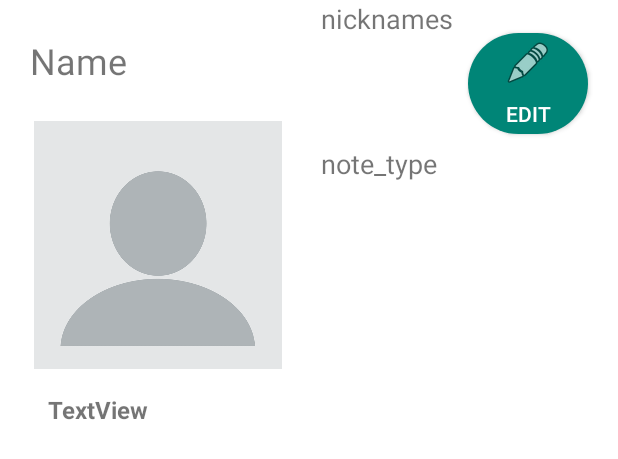
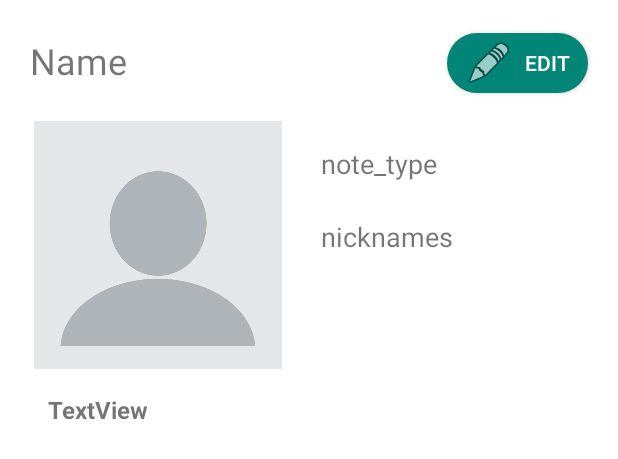
Before and after one commit to ajsnarr98/LinkNotes, an Android app: the layout item_viewnote_details.xml on its own in the app's theme, with its tools: preview values and no code run, on a phone screen of 412 x 824 dp. Shown: the top 459 px of the screen. Run offline under Robolectric (Android 15) with nearby library versions, the phone set to English and light mode, and no system bars.

Commit message:
updated edit button (#36)

```diff
--- a/app/src/main/res/layout/item_viewnote_details.xml
+++ b/app/src/main/res/layout/item_viewnote_details.xml
@@ -62,7 +62,7 @@
         app:layout_constraintEnd_toEndOf="parent"
         app:layout_constraintHorizontal_bias="0.0"
         app:layout_constraintStart_toEndOf="@+id/profile_image"
-        app:layout_constraintTop_toBottomOf="@+id/notetype"
+        app:layout_constraintTop_toBottomOf="@+id/note_type"
         tools:text="nicknames"/>
 
     <Button
@@ -75,7 +75,7 @@
         android:drawablePadding="6dp"
         android:gravity="center"
         android:text="@string/viewnote_editbtn"
-        android:drawableTop="@android:drawable/ic_menu_edit"
+        android:drawableLeft="@android:drawable/ic_menu_edit"
         app:layout_constraintEnd_toEndOf="parent"
         app:layout_constraintTop_toTopOf="parent" />
 
```
